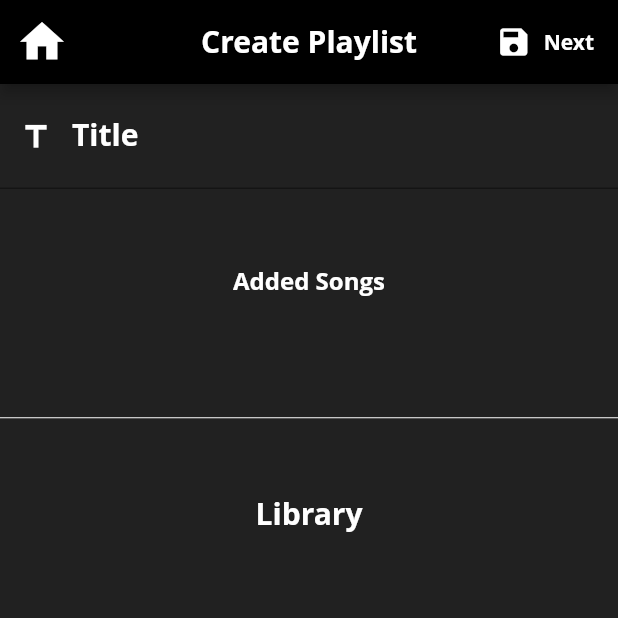
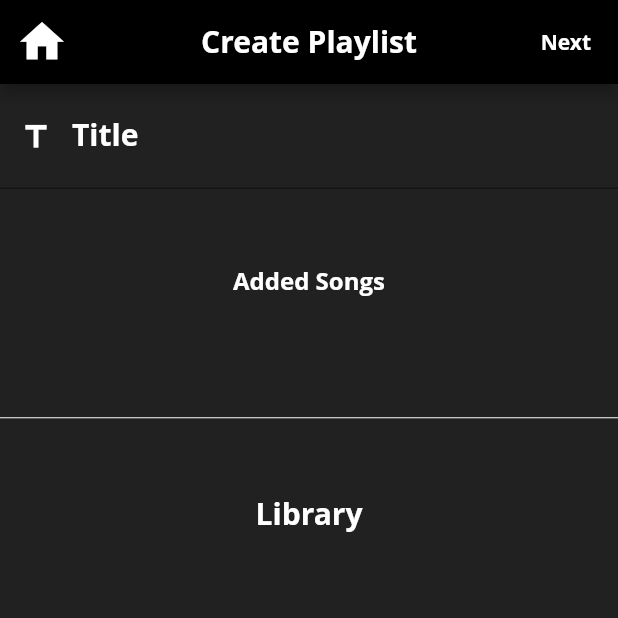
Before and after one commit to Travis40508/lyrics_pal_flutter, a Flutter app: the AddPlaylist screen opened by its route, on a phone screen of 412 x 824 dp, the top half of it. Run offline on Flutter 3.47's test engine with Material 2 defaults, Android fonts, the phone set to English and light mode, and no system bars; our stand-ins replace cached_network_image, rxdart, shared_preferences, sqflite; missing offline and left inert: flutter_youtube; accounts and stored records are empty; statements that could not run were skipped.

Commit message:
Fixed final styling issues (maybe)

```diff
--- a/lib/screens/add_playlist.dart
+++ b/lib/screens/add_playlist.dart
@@ -51,11 +51,12 @@ class AddPlaylistState extends State<AddPlaylist>  with AddPlaylistCallbackMixin
       centerTitle: true,
       title: Text('Create Playlist', style: Theme.of(context).textTheme.title,),
       actions: <Widget>[
-        RaisedButton.icon(
-          icon: Icon(Icons.save, color: Theme.of(context).iconTheme.color,),
-          color: Theme.of(context).primaryColor,
-          label: Text('Next', style: Theme.of(context).textTheme.button,),
-          onPressed: () => _nextPressed(),
+        InkWell(
+          child: Padding(
+            padding: const EdgeInsets.only(right: 18.0),
+            child: Center(child: Text('Next', style: Theme.of(context).textTheme.button,)),
+          ),
+          onTap: () => _nextPressed(),
         )
       ],
     );
--- a/lib/screens/confirm.dart
+++ b/lib/screens/confirm.dart
@@ -208,7 +208,8 @@ class ConfirmState extends State<Confirm> {
             ),
           ),
           Center(
-            child: StreamBuilder(
+            child: Platform.isIOS ? Container() :
+            StreamBuilder(
               stream: bloc.youtubeVideoId,
               builder: (context, AsyncSnapshot<String> snapshot) {
                 return InkWell(
--- a/lib/screens/edit_lyrics.dart
+++ b/lib/screens/edit_lyrics.dart
@@ -49,7 +49,7 @@ class _EditLyricsState extends State<EditLyrics> {
               padding: const EdgeInsets.only(right: 18.0),
               child: Text(
                 'Save',
-                style: Theme.of(context).textTheme.title
+                style: Theme.of(context).textTheme.button
               ),
             ),
           ),
@@ -61,7 +61,7 @@ class _EditLyricsState extends State<EditLyrics> {
               padding: const EdgeInsets.only(right: 18.0),
               child: Text(
                 'Original',
-                style: Theme.of(context).textTheme.title
+                style: Theme.of(context).textTheme.button
               ),
             ),
           ),
```
